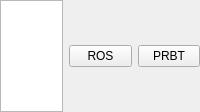
Old version of the form pilz_status_indicator_rqt/resource/PilzStatusIndicatorRqt.ui in the repository PilzDE/pilz_robots.
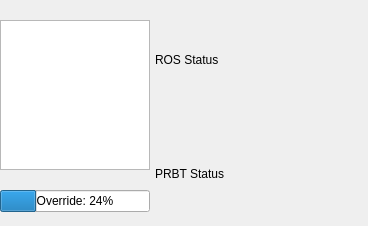
New version of the form.

Commit message: gui with override and labels for stati

```diff
--- a/pilz_status_indicator_rqt/resource/PilzStatusIndicatorRqt.ui
+++ b/pilz_status_indicator_rqt/resource/PilzStatusIndicatorRqt.ui
@@ -9,10 +9,22 @@
    <rect>
     <x>0</x>
     <y>0</y>
-    <width>200</width>
-    <height>112</height>
+    <width>368</width>
+    <height>226</height>
    </rect>
   </property>
+  <property name="sizePolicy">
+   <sizepolicy hsizetype="Expanding" vsizetype="Expanding">
+    <horstretch>1</horstretch>
+    <verstretch>1</verstretch>
+   </sizepolicy>
+  </property>
+  <property name="maximumSize">
+   <size>
+    <width>368</width>
+    <height>226</height>
+   </size>
+  </property>
   <property name="windowTitle">
    <string>Form</string>
   </property>
@@ -21,27 +33,109 @@
     <rect>
      <x>0</x>
      <y>0</y>
-     <width>200</width>
-     <height>112</height>
+     <width>335</width>
+     <height>233</height>
     </rect>
-   </property>  
-   <layout class="QHBoxLayout" name="horizontalLayout">
+   </property>
+   <layout class="QHBoxLayout" name="horizontalLayout" stretch="1,1">
+    <property name="spacing">
+     <number>0</number>
+    </property>
     <item>
-     <widget class="QGraphicsView" name="graphicsView"/>
-    </item>
-    <item>
-     <widget class="QPushButton" name="pushButton">
-      <property name="text">
-       <string>ROS</string>
+     <layout class="QVBoxLayout" name="verticalLayout_2">
+      <property name="spacing">
+       <number>0</number>
       </property>
-     </widget>
+      <item>
+       <widget class="QGraphicsView" name="omView">
+        <property name="sizePolicy">
+         <sizepolicy hsizetype="Expanding" vsizetype="Expanding">
+          <horstretch>1</horstretch>
+          <verstretch>1</verstretch>
+         </sizepolicy>
+        </property>
+        <property name="minimumSize">
+         <size>
+          <width>20</width>
+          <height>2</height>
+         </size>
+        </property>
+        <property name="maximumSize">
+         <size>
+          <width>150</width>
+          <height>150</height>
+         </size>
+        </property>
+        <property name="baseSize">
+         <size>
+          <width>15</width>
+          <height>15</height>
+         </size>
+        </property>
+       </widget>
+      </item>
+      <item>
+       <widget class="QProgressBar" name="speedBar">
+        <property name="maximumSize">
+         <size>
+          <width>150</width>
+          <height>16777215</height>
+         </size>
+        </property>
+        <property name="value">
+         <number>24</number>
+        </property>
+        <property name="format">
+         <string>Override: %p%</string>
+        </property>
+       </widget>
+      </item>
+     </layout>
     </item>
     <item>
-     <widget class="QPushButton" name="pushButton_2">
-      <property name="text">
-       <string>PRBT</string>
+     <layout class="QVBoxLayout" name="verticalLayout" stretch="1,1">
+      <property name="spacing">
+       <number>5</number>
       </property>
-     </widget>
+      <property name="leftMargin">
+       <number>5</number>
+      </property>
+      <property name="topMargin">
+       <number>5</number>
+      </property>
+      <property name="rightMargin">
+       <number>5</number>
+      </property>
+      <property name="bottomMargin">
+       <number>5</number>
+      </property>
+      <item>
+       <widget class="QLabel" name="labelROS">
+        <property name="sizePolicy">
+         <sizepolicy hsizetype="Preferred" vsizetype="Preferred">
+          <horstretch>1</horstretch>
+          <verstretch>1</verstretch>
+         </sizepolicy>
+        </property>
+        <property name="text">
+         <string>ROS Status</string>
+        </property>
+        <property name="margin">
+         <number>5</number>
+        </property>
+       </widget>
+      </item>
+      <item>
+       <widget class="QLabel" name="labelPRBT">
+        <property name="text">
+         <string>PRBT Status</string>
+        </property>
+        <property name="margin">
+         <number>5</number>
+        </property>
+       </widget>
+      </item>
+     </layout>
     </item>
    </layout>
   </widget>
```
The commit also changes 1 other file.
